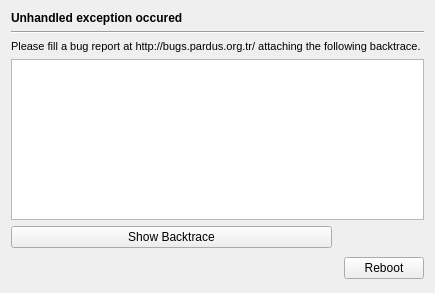
Above: yali/gui/Ui/exception.ui from dadas45li/yali before the change. Below: the same form after it.
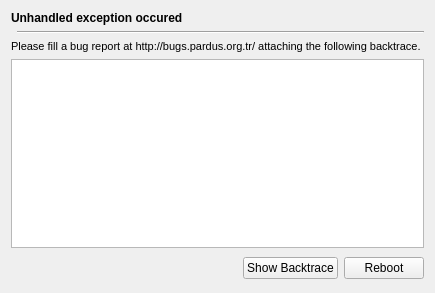
That is the form after the change.

Commit message:
After showing traceback reboot button enabled
BUG:FIXED:15332

Diff of the .ui file:
```diff
--- a/yali/gui/Ui/exception.ui
+++ b/yali/gui/Ui/exception.ui
@@ -11,7 +11,7 @@
    </rect>
   </property>
   <layout class="QGridLayout" name="gridLayout">
-   <item row="0" column="0" colspan="3">
+   <item row="0" column="0" colspan="4">
     <widget class="QLabel" name="info">
      <property name="font">
       <font>
@@ -28,7 +28,7 @@
      </property>
     </widget>
    </item>
-   <item row="2" column="0" colspan="3">
+   <item row="2" column="0" colspan="4">
     <widget class="QLabel" name="label">
      <property name="font">
       <font>
@@ -43,10 +43,10 @@
      </property>
     </widget>
    </item>
-   <item row="3" column="0" colspan="3">
+   <item row="3" column="0" colspan="4">
     <widget class="QTextBrowser" name="traceback"/>
    </item>
-   <item row="5" column="0">
+   <item row="5" column="1">
     <spacer name="horizontalSpacer">
      <property name="orientation">
       <enum>Qt::Horizontal</enum>
@@ -59,21 +59,21 @@
      </property>
     </spacer>
    </item>
-   <item row="5" column="2">
+   <item row="5" column="3">
     <widget class="QPushButton" name="rebootButton">
      <property name="text">
       <string>Reboot</string>
      </property>
     </widget>
    </item>
-   <item row="1" column="0" colspan="3">
+   <item row="1" column="1" colspan="3">
     <widget class="Line" name="line">
      <property name="orientation">
       <enum>Qt::Horizontal</enum>
      </property>
     </widget>
    </item>
-   <item row="4" column="0">
+   <item row="5" column="2">
     <widget class="QPushButton" name="showBackTrace">
      <property name="text">
       <string>Show Backtrace</string>
```
The commit also changes 1 other file.
